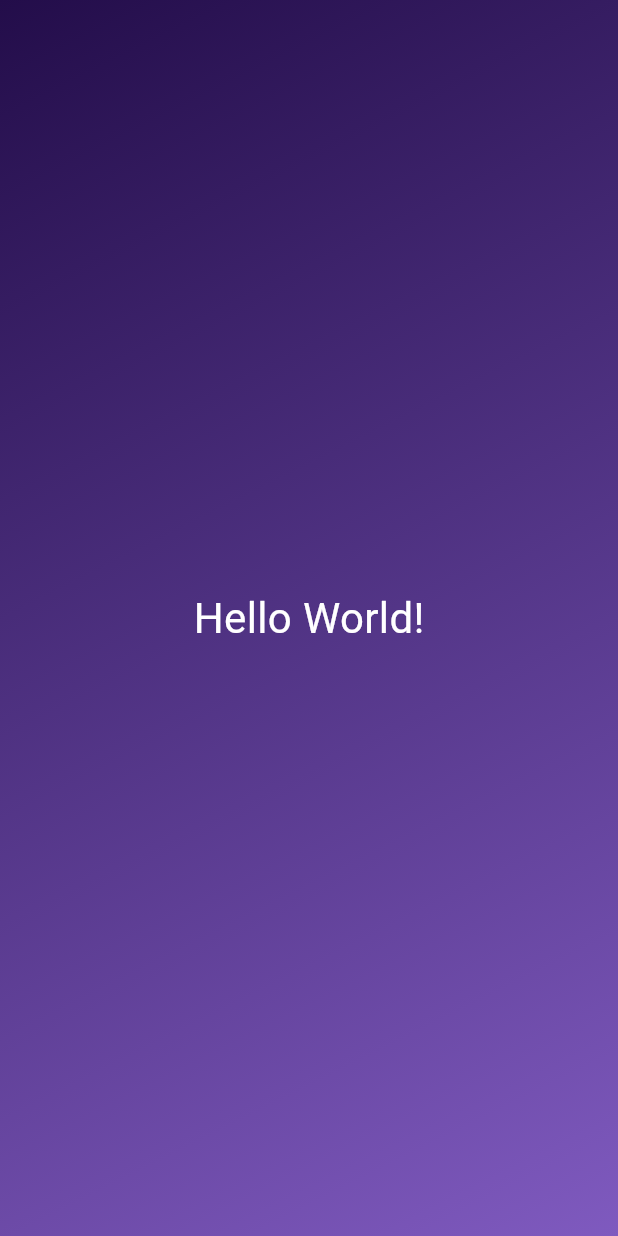
After one commit to KristaBalling/firstFlutterApp, a Flutter app: the screen it shows after launch, on a phone screen of 412 x 824 dp. The commit adds this screen. Run offline on Flutter 3.47's test engine with Material 3 defaults, Android fonts, the phone set to English and light mode, and no system bars.

Commit message:
second commit

```diff
--- /dev/null
+++ b/lib/gradient_container.dart
@@ -0,0 +1,26 @@
+import 'package:flutter/material.dart';
+
+import 'package:first_app/styled_text.dart';
+
+class GradientContainer extends StatelessWidget {
+  const GradientContainer({super.key});
+
+  @override
+  Widget build(context) {
+    return Container(
+      decoration: const BoxDecoration(
+        gradient: LinearGradient(
+          colors: [
+            const Color.fromARGB(255, 35, 13, 74),
+            const Color.fromARGB(255, 127, 90, 191),
+          ],
+          begin: Alignment.topLeft,
+          end: Alignment.bottomRight,
+        ),
+      ),
+    child: const Center(
+      child: StyledText()
+      ),
+    );
+  }
+}
--- a/lib/main.dart
+++ b/lib/main.dart
@@ -1,28 +1,12 @@
 import 'package:flutter/material.dart';
+import 'package:first_app/gradient_container.dart';
 
 void main() {
   runApp(
     MaterialApp(
       home: Scaffold(
-        body: Container(
-          decoration: BoxDecoration(
-            gradient: LinearGradient(
-              colors: [ const Color.fromARGB(255, 35, 13, 74),
-                        const Color.fromARGB(255, 127, 90, 191),
-              ],
-              begin: Alignment.topLeft,
-              end: Alignment.bottomRight,
-            ),
-          ),
-          child: const Center(
-            child: Text('Hello World!', style: TextStyle(
-              color: Colors.white,
-              fontSize: 28,
-            ),
-            ),
-          ),
-        ),
+       body: const GradientContainer(),
       ),
     ),
-  );
+ );
 }
--- /dev/null
+++ b/lib/styled_text.dart
@@ -0,0 +1,19 @@
+import 'package:flutter/material.dart';
+
+
+
+class StyledText extends StatelessWidget {
+  const StyledText({super.key});
+
+@override
+Widget build(context) {
+  return Text(
+    'Hello World!',
+    style: TextStyle(
+              color: Colors.white,
+              fontSize: 28,
+            ),
+            );
+
+       }
+}
```
